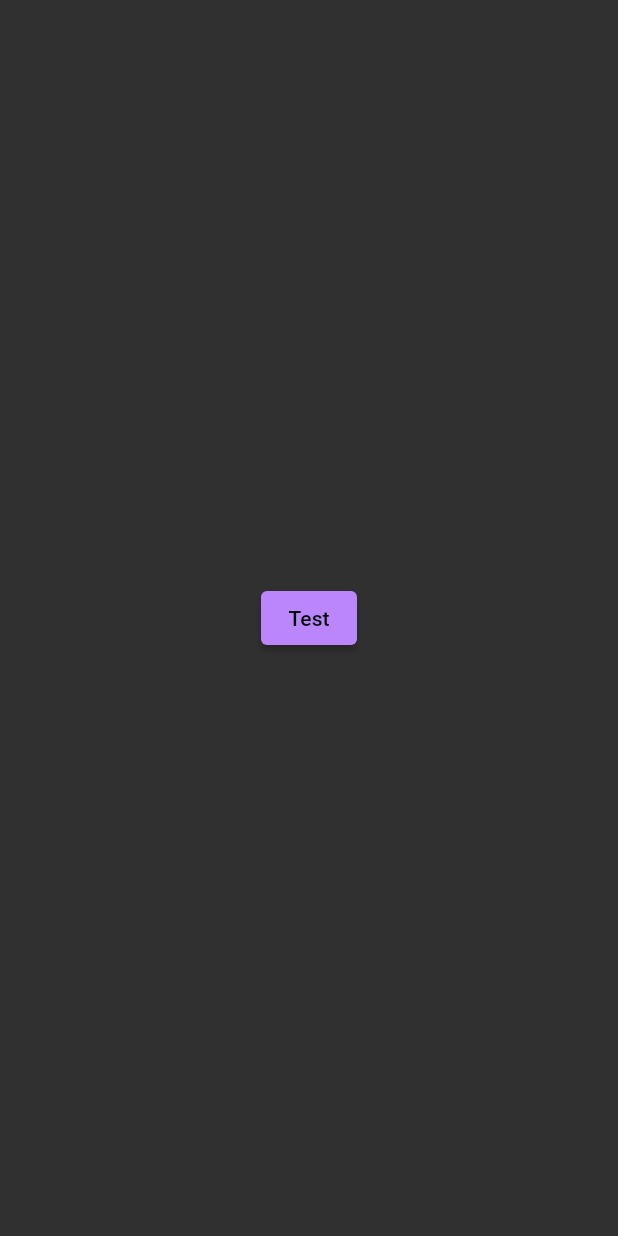
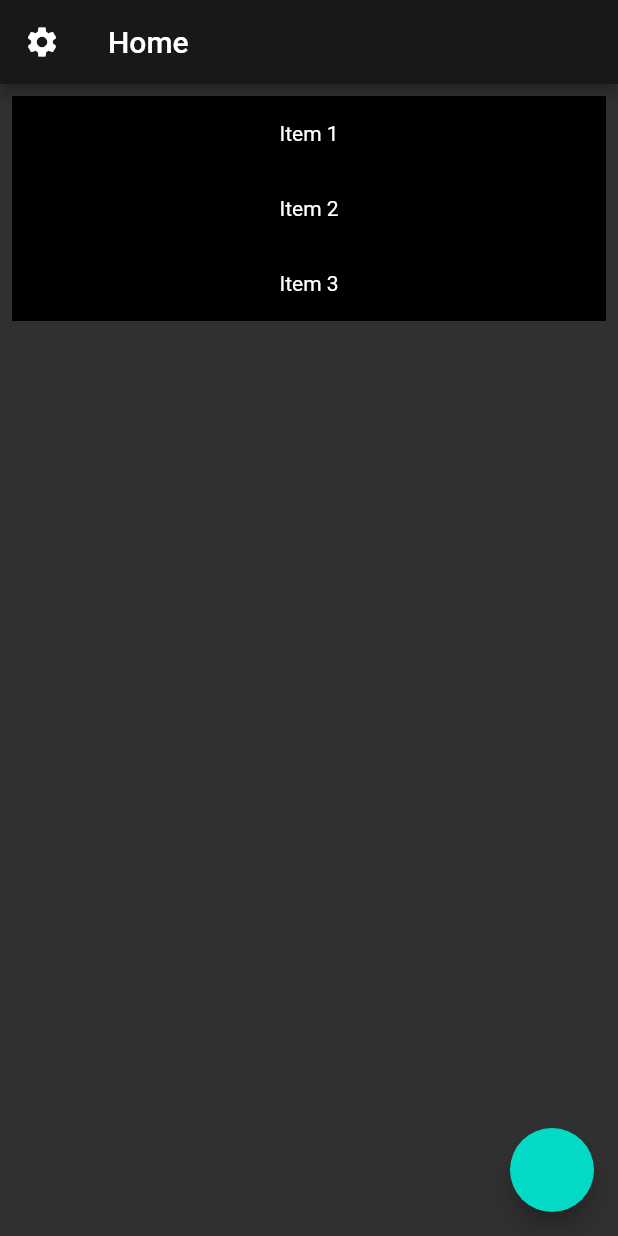
Before and after one commit to z4roc/firepass, a Flutter app: the screen it shows once a user with an empty profile is signed in, on a phone screen of 412 x 824 dp. Run offline on Flutter 3.47's test engine with Material 2 defaults, Android fonts, the light colour scheme and no system bars; our stand-ins replace firebase_auth, firebase_core; accounts and stored records are empty; network calls fail.

Commit message:
pages and listview

```diff
--- a/lib/views/home_page.dart
+++ b/lib/views/home_page.dart
@@ -1,3 +1,5 @@
+import 'package:firebase_auth/firebase_auth.dart';
+import 'package:firepass/views/settings_page.dart';
 import 'package:firepass/views/test_page.dart';
 import 'package:flutter/material.dart';
 
@@ -6,16 +8,32 @@ class HomePage extends StatelessWidget {
 
   @override
   Widget build(BuildContext context) {
-    return Center(
-      child: ElevatedButton(
-        onPressed: () => {
-          Navigator.of(context).push(
-            MaterialPageRoute(builder: (BuildContext context) {
-              return const TestPage();
-          }),)
-        },
-        child: const Text('Test'),
+    final List<String> items = <String>[ 'Item 1', 'Item 2', 'Item 3', ];
+    final user = FirebaseAuth.instance.currentUser!;
+
+    return Scaffold(
+      appBar: AppBar(
+        title: const Text('Home'),
+        leading: IconButton(onPressed: (){
+          Navigator.of(context).push(MaterialPageRoute(builder: (BuildContext context) {
+              return const SettingsPage();
+            }));
+        }, icon: const Icon(Icons.settings)),
       ),
-    );
+      floatingActionButton: FloatingActionButton(onPressed: (){}, ),
+      body: Center(
+        child: ListView.builder(
+          padding: const EdgeInsets.all(8),
+          itemCount: items.length,
+          itemBuilder: (context, index) {
+            return Container(
+              height: 50,
+              color: Colors.black,
+              child: Center(child: Text(items[index]),),
+            );
+          },
+        ),
+      ),
+      );
   }
 }
--- a/pubspec.yaml
+++ b/pubspec.yaml
@@ -34,6 +34,11 @@ dependencies:
   # The following adds the Cupertino Icons font to your application.
   # Use with the CupertinoIcons class for iOS style icons.
   cupertino_icons: ^1.0.2
+  firebase_core: ^2.0.0
+  cloud_firestore: ^4.0.1
+  firebase_auth: ^4.0.1
+  firebase_analytics: ^10.0.1
+  google_sign_in: ^5.4.2
 
 dev_dependencies:
   flutter_test:
```
Also changed, not shown: lib/views/login_page.dart (+48 -3 lines), lib/views/register_page.dart (added, +96 -0 lines), lib/views/settings_page.dart (+8 -1 lines), lib/firebase_options.dart (added), pubspec.lock, 6 other files.
